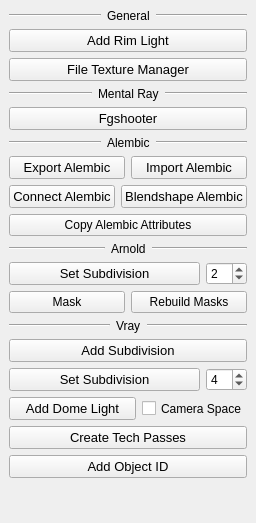
Before: the Qt Designer form Maya/lighting/resources/dialog.ui in bumpybox/Tapp, drawn with Qt 5.
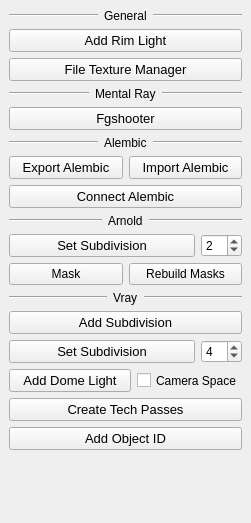
After: the same form once the commit is applied.

Commit message:
lighting: alembic
changing the connect method to one button and function, for animated and
static meshes

The edit to the form file:
```diff
--- a/Maya/lighting/resources/dialog.ui
+++ b/Maya/lighting/resources/dialog.ui
@@ -297,41 +297,8 @@
         </property>
        </widget>
       </item>
-      <item>
-       <widget class="QPushButton" name="blendshapeAlembic_pushButton">
-        <property name="sizePolicy">
-         <sizepolicy hsizetype="Expanding" vsizetype="Preferred">
-          <horstretch>0</horstretch>
-          <verstretch>0</verstretch>
-         </sizepolicy>
-        </property>
-        <property name="minimumSize">
-         <size>
-          <width>0</width>
-          <height>0</height>
-         </size>
-        </property>
-        <property name="font">
-         <font>
-          <pointsize>10</pointsize>
-          <weight>50</weight>
-          <bold>false</bold>
-         </font>
-        </property>
-        <property name="text">
-         <string>Blendshape Alembic</string>
-        </property>
-       </widget>
-      </item>
      </layout>
     </item>
-    <item>
-     <widget class="QPushButton" name="copyAlembic_pushButton">
-      <property name="text">
-       <string>Copy Alembic Attributes</string>
-      </property>
-     </widget>
-    </item>
     <item>
      <layout class="QHBoxLayout" name="horizontalLayout_8">
       <item>
```
The commit also changes 3 other files.
